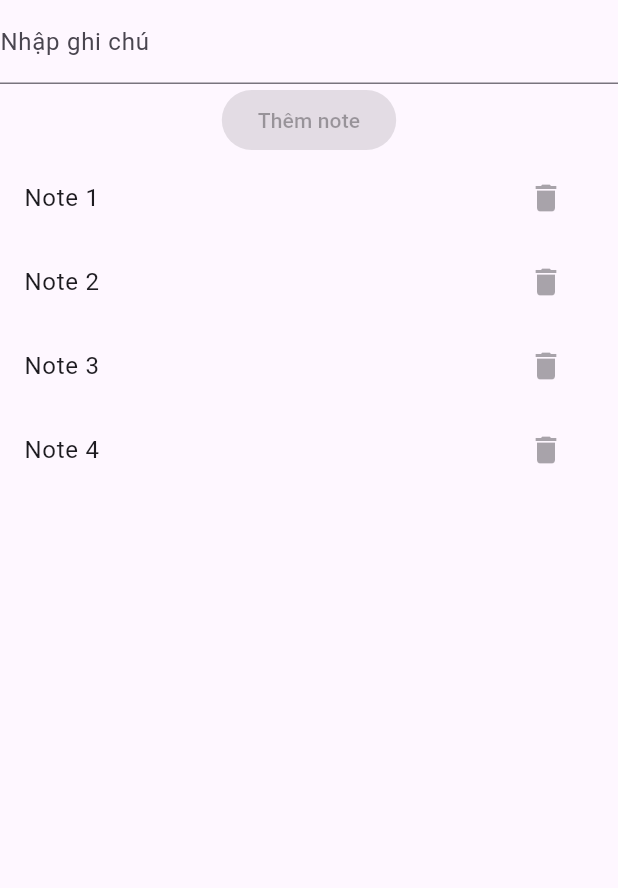
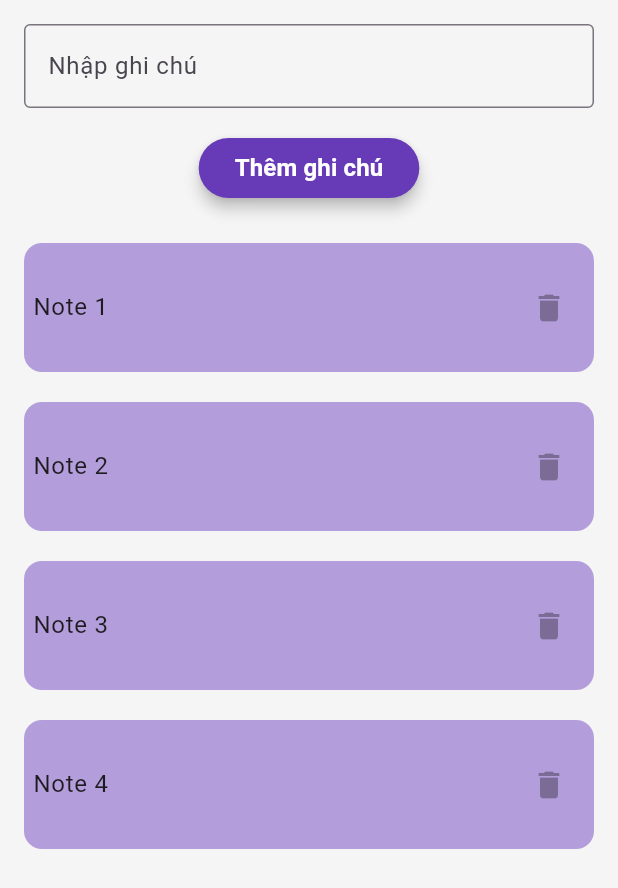
Before and after one commit to phuoc24205/intern-flutter-project, a Flutter app: the screen it shows after launch, on a phone screen of 412 x 824 dp. Shown: the top 888 px of the screen. Run offline on Flutter 3.47's test engine with Material 3 defaults, Android fonts, the phone set to English and light mode, and no system bars.

Commit message:
style: style màu sắc cho giao diên

```diff
--- a/lib/main.dart
+++ b/lib/main.dart
@@ -40,28 +40,70 @@ class _NoteHomeState extends State<NoteHome> {
   @override
   Widget build(BuildContext context) {
     return Scaffold(
-      body: Column(
+      backgroundColor: const Color(0xFFF5F5F5),
+      body: SafeArea(
+        child: Padding(
+          padding: const EdgeInsets.all(16),
+          child: SingleChildScrollView(
+            // Bọc toàn bộ widget để cuộn
+            child: Column(
+              crossAxisAlignment: CrossAxisAlignment.start,
               children: [
                 TextField(
                   controller: _controller,
-            decoration: const InputDecoration(labelText: 'Nhập ghi chú'),
+                  decoration: const InputDecoration(
+                    labelText: 'Nhập ghi chú',
+                    border: OutlineInputBorder(),
                   ),
-          ElevatedButton(onPressed: null, child: const Text("Thêm note")),
-          Expanded(
-            child: ListView.builder(
+                ),
+                const SizedBox(height: 16),
+                Center(
+                  child: ElevatedButton(
+                    onPressed: () {},
+                    style: ElevatedButton.styleFrom(
+                      backgroundColor: Colors.deepPurple,
+                      elevation: 4,
+                    ),
+                    child: const Text(
+                      "Thêm ghi chú",
+                      style: TextStyle(
+                        fontSize: 16,
+                        fontWeight: FontWeight.bold,
+                        color: Colors.white,
+                      ),
+                    ),
+                  ),
+                ),
+                const SizedBox(height: 16),
+                ListView.builder(
+                  shrinkWrap: true,
+                  physics: NeverScrollableScrollPhysics(),
                   itemCount: notes.length,
                   itemBuilder: (context, index) {
-                return ListTile(
+                    return Container(
+                      margin: EdgeInsets.symmetric(vertical: 10),
+                      child: ListTile(
                         title: Text(notes[index].title),
                         trailing: IconButton(
                           onPressed: null,
                           icon: const Icon(Icons.delete),
                         ),
+                        contentPadding: const EdgeInsets.symmetric(
+                          vertical: 15,
+                          horizontal: 6,
+                        ),
+                        tileColor: Colors.deepPurple.shade200,
+                        shape: RoundedRectangleBorder(
+                          borderRadius: BorderRadius.circular(12),
+                        ),
+                      ),
                     );
                   },
                 ),
+              ],
             ),
-        ],
+          ),
+        ),
       ),
     );
   }
```
Lines whose indentation alone changed are shown as unchanged.
